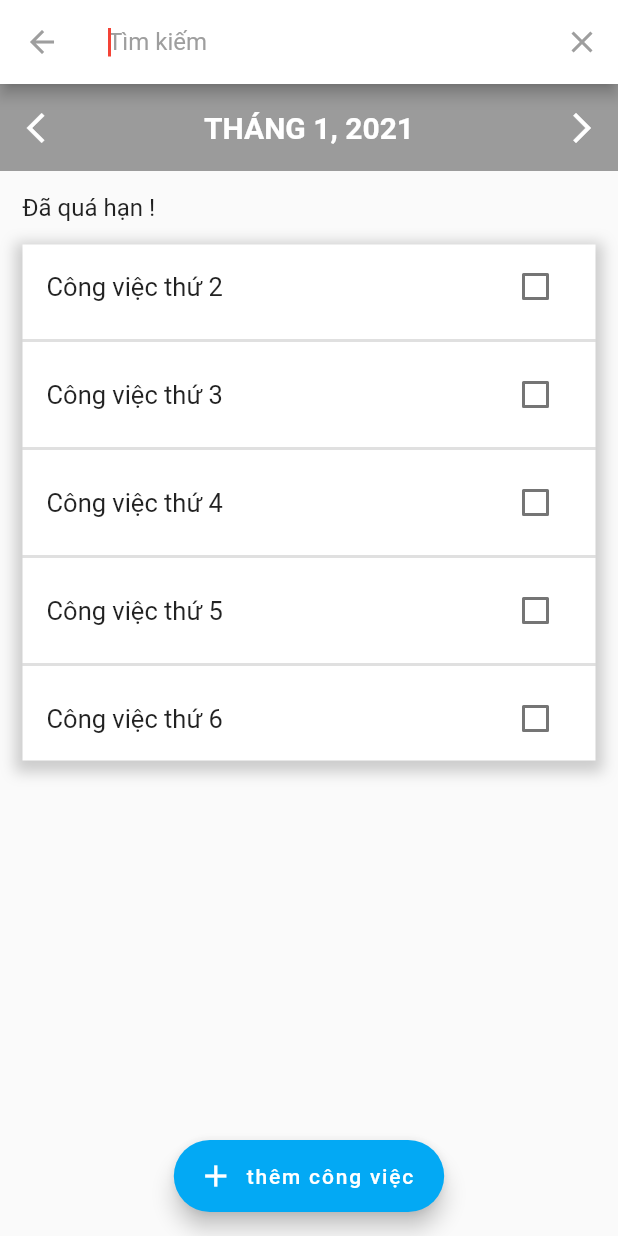
After one commit to linhle8964/Capston-Project, a Flutter app: the ChecklistPage screen opened directly, after a tap on the "search" icon, on a phone screen of 412 x 824 dp. The commit adds this screen. Run offline on Flutter 3.47's test engine with Material 2 defaults, Android fonts, the phone set to English and light mode, and no system bars; our stand-ins replace bloc, cloud_firestore, equatable, firebase_auth, firebase_core, flutter_bloc and 4 more; accounts and stored records are empty.

Commit message:
commit main changes

```diff
--- /dev/null
+++ b/wedding_app/lib/screens/checklist/checklist_page.dart
@@ -0,0 +1,191 @@
+import 'dart:io';
+
+import 'package:flutter/material.dart';
+import 'package:wedding_app/screens/checklist/listview.dart';
+import 'package:wedding_app/utils/hex_color.dart';
+
+class ChecklistPage extends StatefulWidget {
+  @override
+  _ChecklistPageState createState() => _ChecklistPageState();
+}
+
+class _ChecklistPageState extends State<ChecklistPage>
+    with SingleTickerProviderStateMixin {
+  static final GlobalKey<ScaffoldState> scaffoldKey =
+  new GlobalKey<ScaffoldState>();
+
+  TextEditingController _searchQuery;
+  bool _isSearching = false;
+
+  @override
+  void initState() {
+    super.initState();
+    _searchQuery = new TextEditingController();
+  }
+
+  void _startSearch() {
+    ModalRoute
+        .of(context)
+        .addLocalHistoryEntry(new LocalHistoryEntry(onRemove: _stopSearching));
+
+    setState(() {
+      _isSearching = true;
+    });
+  }
+
+  void _stopSearching() {
+    _clearSearchQuery();
+
+    setState(() {
+      _isSearching = false;
+    });
+  }
+
+  void _clearSearchQuery() {
+    setState(() {
+      _searchQuery.clear();
+    });
+  }
+
+  Widget _buildTitle(BuildContext context) {
+    var horizontalTitleAlignment = CrossAxisAlignment.center;
+
+    return new InkWell(
+      onTap: () => scaffoldKey.currentState.openDrawer(),
+      child: new Padding(
+        padding: const EdgeInsets.symmetric(horizontal: 12.0),
+        child: new Column(
+          mainAxisAlignment: MainAxisAlignment.center,
+          crossAxisAlignment: horizontalTitleAlignment,
+          children: <Widget>[
+            const Text('CÔNG VIỆC',
+            style: TextStyle(color: Colors.grey),
+            ),
+          ],
+        ),
+      ),
+    );
+  }
+
+  Widget _buildSearchField() {
+    return new TextField(
+      controller: _searchQuery,
+      autofocus: true,
+      decoration: const InputDecoration(
+        hintText: 'Tìm kiếm',
+        border: InputBorder.none,
+        hintStyle: const TextStyle(color: Colors.grey),
+      ),
+      style: const TextStyle(color: Colors.grey, fontSize: 16.0),
+    );
+  }
+
+  List<Widget> _buildActions() {
+
+    if (_isSearching) {
+      return <Widget>[
+        new IconButton(
+          icon: const Icon(Icons.clear, color: Colors.grey,),
+          onPressed: () {
+            if (_searchQuery == null || _searchQuery.text.isEmpty) {
+              Navigator.pop(context);
+              return;
+            }
+            _clearSearchQuery();
+          },
+        ),
+      ];
+    }
+
+    return <Widget>[
+      new IconButton(
+        icon: const Icon(Icons.search, color: Colors.grey,),
+        onPressed: _startSearch,
+      ),
+    ];
+  }
+
+
+  Widget _body(){
+    return  SingleChildScrollView(
+      child: Column(
+        crossAxisAlignment: CrossAxisAlignment.start,
+        children: [
+          Container(
+            color: Colors.black38,
+            padding: EdgeInsets.symmetric(vertical: 5.0),
+            child: Row(
+              children: <Widget>[
+                IconButton(
+                    icon: Icon(Icons.arrow_back_ios_outlined,color: Colors.white),
+                    onPressed: null,
+                ),
+                Expanded(
+                  child: Text(
+                    'THÁNG 1, 2021',
+                    textAlign: TextAlign.center,
+                    style: TextStyle(
+                      color: Colors.white,
+                      fontSize: 20,
+                      fontWeight: FontWeight.w600
+                    ),
+                  ),
+                ),
+                IconButton(
+                  icon: Icon(Icons.arrow_forward_ios_outlined,color: Colors.white),
+                  onPressed: null,
+                ),
+              ],
+            ),
+          ),
+          Container(
+            margin: EdgeInsets.all(15.0),
+            child: Text(
+              "Đã quá hạn !",
+              style: TextStyle(
+                  fontSize:16,
+              ),
+            ),
+          ),
+          Container(
+            margin: EdgeInsets.symmetric(horizontal: 15.0),
+            decoration: BoxDecoration(
+              color: Colors.white,
+              boxShadow: [
+                BoxShadow(
+                  color: Colors.grey.withOpacity(0.5),
+                  spreadRadius: 5,
+                  blurRadius: 7,
+                  offset: Offset(0, 3), // changes position of shadow
+                ),
+              ],
+            ),
+            child: ListViewWidget(),
+          )
+        ],
+      ),
+    );
+  }
+
+  @override
+  Widget build(BuildContext context) {
+    return new Scaffold(
+      key: scaffoldKey,
+      appBar: new AppBar(
+        centerTitle: true,
+        backgroundColor: Colors.white,
+        leading: _isSearching ? const BackButton(color: Colors.grey) : null,
+        title: _isSearching ? _buildSearchField() : _buildTitle(context),
+        actions: _buildActions(),
+      ),
+      body: _body(),
+      floatingActionButton: FloatingActionButton.extended(
+        onPressed: () {},
+        label: Text('thêm công việc'),
+        icon: Icon(Icons.add),
+        backgroundColor: Colors.lightBlue,
+      ),
+      floatingActionButtonLocation: FloatingActionButtonLocation.centerFloat,
+    );
+  }
+}
--- /dev/null
+++ b/wedding_app/lib/screens/checklist/edit_task.dart
@@ -0,0 +1,29 @@
+import 'package:flutter/material.dart';
+
+class EditTask extends StatefulWidget {
+  @override
+  _EditTaskState createState() => _EditTaskState();
+}
+
+class _EditTaskState extends State<EditTask> {
+  @override
+  Widget build(BuildContext context) {
+    return Scaffold(
+      appBar: AppBar(
+        centerTitle: true,
+        backgroundColor: Colors.white,
+        title: Text(
+          "Chỉnh Sửa Công Việc",
+          style: TextStyle(color: Colors.grey),
+        ),
+      ),
+      body: Column(
+        children: [
+          Row(
+
+          ),
+        ],
+      ),
+    );
+  }
+}
--- /dev/null
+++ b/wedding_app/lib/screens/checklist/listview.dart
@@ -0,0 +1,48 @@
+import 'package:flutter/material.dart';
+
+class ListViewWidget extends StatefulWidget {
+  @override
+  _ListViewWidgetState createState() => _ListViewWidgetState();
+}
+
+class _ListViewWidgetState extends State<ListViewWidget> {
+  @override
+
+  Map<String, bool> values = {
+    'Công việc thứ 2': false,
+    'Công việc thứ 3': false,
+    'Công việc thứ 4': false,
+    'Công việc thứ 5': false,
+    'Công việc thứ 6': false,
+  };
+  Widget build(BuildContext context) {
+    return ListView.separated(
+      scrollDirection: Axis.vertical,
+      shrinkWrap: true,
+      itemCount: values.length,
+      itemBuilder: (context, index) {
+        return ListTile(
+          title: Text(
+            values.keys.elementAt(index),
+            key: UniqueKey(),
+            style: TextStyle(
+              fontSize:17,
+            ),
+          ),
+          trailing: Checkbox(
+            activeColor: Colors.lightBlue,
+            value: values.values.elementAt(index),
+            onChanged: (bool value) {
+              setState(() {
+                values[values.keys.elementAt(index)] = value;
+              });
+            },
+          ),
+        );
+      },
+      separatorBuilder: (context, index) {
+        return Divider(thickness: 2.0,);
+      },
+    );
+  }
+}
--- a/wedding_app/lib/screens/navigator/navigator.dart
+++ b/wedding_app/lib/screens/navigator/navigator.dart
@@ -1,5 +1,7 @@
 import 'package:flutter/material.dart';
 import 'package:wedding_app/demo_page.dart';
+import 'package:wedding_app/screens/checklist/checklist_page.dart';
+import 'package:wedding_app/screens/checklist/edit_task.dart';
 import 'package:wedding_app/screens/personal_info/personal_info.dart';
 import 'package:wedding_app/screens/setting/setting.dart';
 import 'package:wedding_app/screens/wedding_date/wedding_date.dart';
@@ -15,7 +17,7 @@ class _NavigatorPageState extends State<NavigatorPage> {
     DemoPage(),
     SettingPage(),
     PersonalInfoPage(),
-    WeddingDatePage(),
+    EditTask(),
   ];
   void onTabTapped(int index) {
     setState(() {
```
